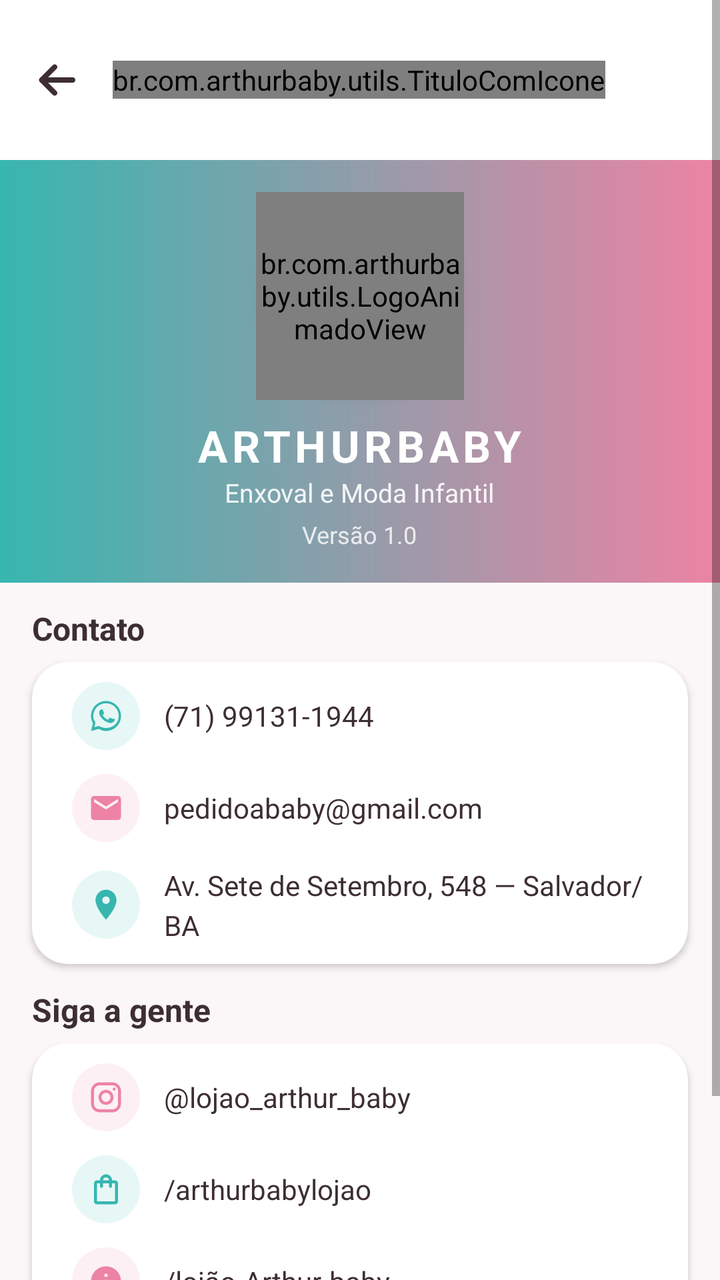
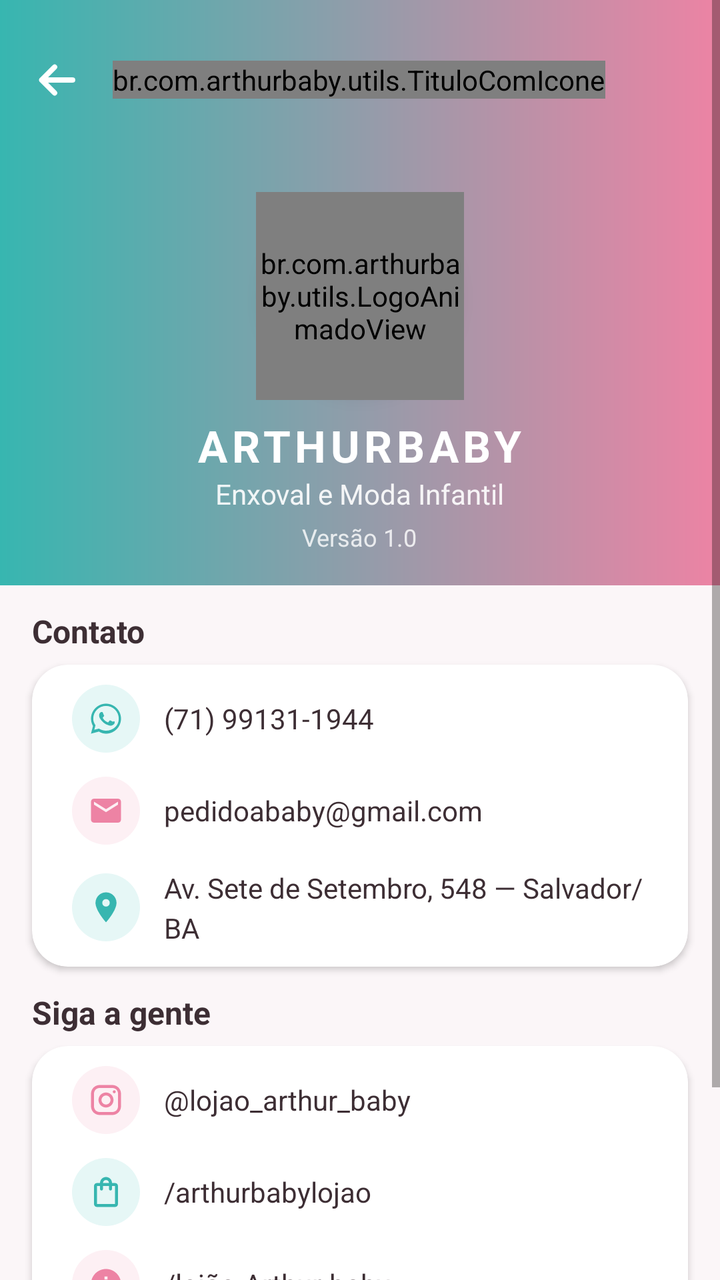

Two renders of the same Android screen: before a commit and after it. Below are the layout's source before the change and the commit's diff.
<!-- AndroidManifest.xml: application theme Theme.ArthurBaby -->
<!-- res/layout/fragment_sobre.xml -->
<?xml version="1.0" encoding="utf-8"?>
<ScrollView xmlns:android="http://schemas.android.com/apk/res/android"
    xmlns:app="http://schemas.android.com/apk/res-auto"
    android:layout_width="match_parent"
    android:layout_height="match_parent"
    android:background="@color/fundo_claro"
    android:fillViewport="true">

    <LinearLayout
        android:layout_width="match_parent"
        android:layout_height="wrap_content"
        android:orientation="vertical">

        
        <LinearLayout
            android:layout_width="match_parent"
            android:layout_height="wrap_content"
            android:orientation="horizontal"
            android:gravity="center_vertical"
            android:padding="16dp"
            android:background="@color/branco">

            <ImageButton
                android:id="@+id/btnVoltar"
                style="@style/BotaoVoltar"
                app:tint="@color/texto_primario" />

            <br.com.arthurbaby.utils.TituloComIcone
                android:layout_width="wrap_content"
                android:layout_height="wrap_content"
                android:text="Sobre"
                android:textSize="20sp"
                android:textStyle="bold"
                android:textColor="@color/texto_primario"
                app:iconeTitulo="@drawable/ic_info" />


            <Space

                android:layout_width="0dp"

                android:layout_height="1dp"

                android:layout_weight="1" />
        </LinearLayout>

        
        <LinearLayout
            android:layout_width="match_parent"
            android:layout_height="wrap_content"
            android:orientation="vertical"
            android:gravity="center"
            android:paddingVertical="16dp"
            android:background="@drawable/bg_gradiente_header">

            <FrameLayout
                android:layout_width="104dp"
                android:layout_height="104dp"
                android:background="@drawable/bg_circulo_branco_suave"
                android:elevation="4dp">

                <br.com.arthurbaby.utils.LogoAnimadoView
                    android:layout_width="104dp"
                    android:layout_height="104dp"
                    android:layout_gravity="center" />
            </FrameLayout>

            <TextView
                android:layout_width="wrap_content"
                android:layout_height="wrap_content"
                android:text="ARTHURBABY"
                android:textStyle="bold"
                android:textSize="22sp"
                android:textColor="@color/branco"
                android:letterSpacing="0.1"
                android:layout_marginTop="8dp" />

            <TextView
                android:layout_width="wrap_content"
                android:layout_height="wrap_content"
                android:text="Enxoval e Moda Infantil"
                android:textColor="@color/branco"
                android:textSize="13sp"
                android:alpha="0.9" />

            <TextView
                android:id="@+id/tvVersao"
                android:layout_width="wrap_content"
                android:layout_height="wrap_content"
                android:text="Versão 1.0"
                android:textColor="@color/branco"
                android:textSize="12sp"
                android:alpha="0.8"
                android:layout_marginTop="4dp" />
        </LinearLayout>

        
        <TextView
            android:layout_width="wrap_content"
            android:layout_height="wrap_content"
            android:text="Contato"
            android:textStyle="bold"
            android:textColor="@color/texto_primario"
            android:textSize="16sp"
            android:layout_marginHorizontal="16dp"
            android:layout_marginTop="12dp"
            android:layout_marginBottom="6dp" />

        <androidx.cardview.widget.CardView
            android:layout_width="match_parent"
            android:layout_height="wrap_content"
            android:layout_marginHorizontal="16dp"
            app:cardCornerRadius="18dp"
            app:cardElevation="2dp"
            app:cardBackgroundColor="@color/branco">

            <LinearLayout
                android:layout_width="match_parent"
                android:layout_height="wrap_content"
                android:orientation="vertical"
                android:paddingVertical="4dp"
                android:paddingHorizontal="8dp">

                <LinearLayout
                    android:id="@+id/tvWhatsapp"
                    android:layout_width="match_parent"
                    android:layout_height="wrap_content"
                    android:orientation="horizontal"
                    android:gravity="center_vertical"
                    android:paddingHorizontal="12dp"
                    android:paddingVertical="6dp"
                    android:clickable="true"
                    android:focusable="true">

                    <FrameLayout
                        android:layout_width="34dp"
                        android:layout_height="34dp"
                        android:background="@drawable/bg_circulo_verde_suave">

                        <ImageView
                            android:layout_width="18dp"
                            android:layout_height="18dp"
                            android:layout_gravity="center"
                            android:src="@drawable/ic_whatsapp"
                            app:tint="@color/verde_arthur"
                            android:contentDescription="WhatsApp" />
                    </FrameLayout>

                    <TextView
                        android:layout_width="wrap_content"
                        android:layout_height="wrap_content"
                        android:text="(71) 99131-1944"
                        android:textColor="@color/texto_primario"
                        android:textSize="14sp"
                        android:layout_marginStart="12dp" />
                </LinearLayout>

                <LinearLayout
                    android:id="@+id/tvEmail"
                    android:layout_width="match_parent"
                    android:layout_height="wrap_content"
                    android:orientation="horizontal"
                    android:gravity="center_vertical"
                    android:paddingHorizontal="12dp"
                    android:paddingVertical="6dp"
                    android:clickable="true"
                    android:focusable="true">

                    <FrameLayout
                        android:layout_width="34dp"
                        android:layout_height="34dp"
                        android:background="@drawable/bg_circulo_categoria_suave">

                        <ImageView
                            android:layout_width="18dp"
                            android:layout_height="18dp"
                            android:layout_gravity="center"
                            android:src="@drawable/ic_email"
                            app:tint="@color/rosa_arthur"
                            android:contentDescription="E-mail" />
                    </FrameLayout>

                    <TextView
                        android:layout_width="wrap_content"
                        android:layout_height="wrap_content"
                        android:text="pedidoababy@gmail.com"
                        android:textColor="@color/texto_primario"
                        android:textSize="14sp"
                        android:layout_marginStart="12dp" />
                </LinearLayout>

                <LinearLayout
                    android:id="@+id/tvEndereco"
                    android:layout_width="match_parent"
                    android:layout_height="wrap_content"
                    android:orientation="horizontal"
                    android:gravity="center_vertical"
                    android:paddingHorizontal="12dp"
                    android:paddingVertical="6dp"
                    android:clickable="true"
                    android:focusable="true">

                    <FrameLayout
                        android:layout_width="34dp"
                        android:layout_height="34dp"
                        android:background="@drawable/bg_circulo_verde_suave">

                        <ImageView
                            android:layout_width="18dp"
                            android:layout_height="18dp"
                            android:layout_gravity="center"
                            android:src="@drawable/ic_localizacao"
                            app:tint="@color/verde_arthur"
                            android:contentDescription="Endereço" />
                    </FrameLayout>

                    <TextView
                        android:layout_width="0dp"
                        android:layout_height="wrap_content"
                        android:layout_weight="1"
                        android:text="Av. Sete de Setembro, 548 — Salvador/BA"
                        android:textColor="@color/texto_primario"
                        android:textSize="14sp"
                        android:lineSpacingMultiplier="1.2"
                        android:layout_marginStart="12dp" />
                </LinearLayout>
            </LinearLayout>
        </androidx.cardview.widget.CardView>

        
        <TextView
            android:layout_width="wrap_content"
            android:layout_height="wrap_content"
            android:text="Siga a gente"
            android:textStyle="bold"
            android:textColor="@color/texto_primario"
            android:textSize="16sp"
            android:layout_marginHorizontal="16dp"
            android:layout_marginTop="12dp"
            android:layout_marginBottom="6dp" />

        <androidx.cardview.widget.CardView
            android:layout_width="match_parent"
            android:layout_height="wrap_content"
            android:layout_marginHorizontal="16dp"
            app:cardCornerRadius="18dp"
            app:cardElevation="2dp"
            app:cardBackgroundColor="@color/branco">

            <LinearLayout
                android:layout_width="match_parent"
                android:layout_height="wrap_content"
                android:orientation="vertical"
                android:paddingVertical="4dp"
                android:paddingHorizontal="8dp">

                <LinearLayout
                    android:id="@+id/tvInstagram"
                    android:layout_width="match_parent"
                    android:layout_height="wrap_content"
                    android:orientation="horizontal"
                    android:gravity="center_vertical"
                    android:paddingHorizontal="12dp"
                    android:paddingVertical="6dp"
                    android:clickable="true"
                    android:focusable="true">

                    <FrameLayout
                        android:layout_width="34dp"
                        android:layout_height="34dp"
                        android:background="@drawable/bg_circulo_categoria_suave">

                        <ImageView
                            android:layout_width="18dp"
                            android:layout_height="18dp"
                            android:layout_gravity="center"
                            android:src="@drawable/ic_instagram"
                            app:tint="@color/rosa_arthur"
                            android:contentDescription="Instagram" />
                    </FrameLayout>

                    <TextView
                        android:layout_width="wrap_content"
                        android:layout_height="wrap_content"
                        android:text="@lojao_arthur_baby"
                        android:textColor="@color/texto_primario"
                        android:textSize="14sp"
                        android:layout_marginStart="12dp" />
                </LinearLayout>

                <LinearLayout
                    android:id="@+id/tvShopee"
                    android:layout_width="match_parent"
                    android:layout_height="wrap_content"
                    android:orientation="horizontal"
                    android:gravity="center_vertical"
                    android:paddingHorizontal="12dp"
                    android:paddingVertical="6dp"
                    android:clickable="true"
                    android:focusable="true">

                    <FrameLayout
                        android:layout_width="34dp"
                        android:layout_height="34dp"
                        android:background="@drawable/bg_circulo_verde_suave">

                        <ImageView
                            android:layout_width="18dp"
                            android:layout_height="18dp"
                            android:layout_gravity="center"
                            android:src="@drawable/ic_shopee"
                            app:tint="@color/verde_arthur"
                            android:contentDescription="Shopee" />
                    </FrameLayout>

                    <TextView
                        android:layout_width="wrap_content"
                        android:layout_height="wrap_content"
                        android:text="/arthurbabylojao"
                        android:textColor="@color/texto_primario"
                        android:textSize="14sp"
                        android:layout_marginStart="12dp" />
                </LinearLayout>

                <LinearLayout
                    android:id="@+id/tvFacebook"
                    android:layout_width="match_parent"
                    android:layout_height="wrap_content"
                    android:orientation="horizontal"
                    android:gravity="center_vertical"
                    android:paddingHorizontal="12dp"
                    android:paddingVertical="6dp"
                    android:clickable="true"
                    android:focusable="true">

                    <FrameLayout
                        android:layout_width="34dp"
                        android:layout_height="34dp"
                        android:background="@drawable/bg_circulo_categoria_suave">

                        <ImageView
                            android:layout_width="18dp"
                            android:layout_height="18dp"
                            android:layout_gravity="center"
                            android:src="@drawable/ic_info"
                            app:tint="@color/rosa_arthur"
                            android:contentDescription="Facebook" />
                    </FrameLayout>

                    <TextView
                        android:layout_width="wrap_content"
                        android:layout_height="wrap_content"
                        android:text="/lojão-Arthur-baby"
                        android:textColor="@color/texto_primario"
                        android:textSize="14sp"
                        android:layout_marginStart="12dp" />
                </LinearLayout>
            </LinearLayout>
        </androidx.cardview.widget.CardView>

        
        <TextView
            android:layout_width="match_parent"
            android:layout_height="wrap_content"
            android:text="© 2025 ARTHURBABY\nTodos os direitos reservados\nCNPJ 35.671.222/0001-10"
            android:gravity="center"
            android:textColor="@color/cinza_texto"
            android:textSize="11sp"
            android:lineSpacingMultiplier="1.4"
            android:paddingHorizontal="24dp"
            android:paddingVertical="14dp" />
    </LinearLayout>
</ScrollView>
<!-- resources referenced by this layout -->
<resources>
  <color name="branco">#FFFFFF</color>
  <color name="cinza_texto">#A08B94</color>
  <color name="fundo_claro">#FBF6F8</color>
  <color name="rosa_arthur">#ED83A4</color>
  <color name="texto_primario">#3D2E34</color>
  <color name="verde_arthur">#37B6B0</color>
  <!-- drawable bg_circulo_branco_suave (drawable) -->
  <?xml version="1.0" encoding="utf-8"?>
  <shape xmlns:android="http://schemas.android.com/apk/res/android"
      android:shape="oval">
      <solid android:color="#44FFFFFF" />
  </shape>
  <!-- drawable bg_circulo_categoria_suave (drawable) -->
  <?xml version="1.0" encoding="utf-8"?>
  <shape xmlns:android="http://schemas.android.com/apk/res/android"
      android:shape="oval">
      <solid android:color="@color/rosa_suave" />
  </shape>
  <!-- drawable bg_circulo_verde_suave (drawable) -->
  <?xml version="1.0" encoding="utf-8"?>
  <shape xmlns:android="http://schemas.android.com/apk/res/android"
      android:shape="oval">
      <solid android:color="#E6F7F6" />
  </shape>
  <!-- drawable bg_gradiente_header (drawable) -->
  <?xml version="1.0" encoding="utf-8"?>
  <shape xmlns:android="http://schemas.android.com/apk/res/android"
      android:shape="rectangle">
      <gradient
          android:startColor="@color/verde_arthur"
          android:endColor="@color/rosa_arthur"
          android:angle="0"
          android:type="linear" />
  </shape>
  <!-- drawable ic_email (drawable) -->
  <vector xmlns:android="http://schemas.android.com/apk/res/android"
      android:width="24dp"
      android:height="24dp"
      android:viewportWidth="24"
      android:viewportHeight="24">
      <path
          android:fillColor="#FF000000"
          android:pathData="M20,4H4C2.9,4 2.01,4.9 2.01,6L2,18c0,1.1 0.9,2 2,2h16c1.1,0 2,-0.9 2,-2V6C22,4.9 21.1,4 20,4zM20,8l-8,5 -8,-5V6l8,5 8,-5V8z"/>
  </vector>
  <!-- drawable ic_info (drawable) -->
  <vector xmlns:android="http://schemas.android.com/apk/res/android"
      android:width="24dp"
      android:height="24dp"
      android:viewportWidth="24"
      android:viewportHeight="24">
      <path
          android:fillColor="#FF000000"
          android:pathData="M12,2C6.48,2 2,6.48 2,12s4.48,10 10,10 10,-4.48 10,-10S17.52,2 12,2zM13,17h-2v-6h2v6zM13,9h-2V7h2v2z"/>
  </vector>
  <color name="rosa_suave">#FDF0F4</color>
  <color name="verde_escuro">#2A8F8A</color>
  <color name="rosa_escuro">#D56586</color>
  <!-- unchanged entries left out for length: 7 -->
</resources>

<!-- the commit's change to res/layout/fragment_sobre.xml (unified diff, before → after) -->
@@ -18,21 +18,22 @@
             android:orientation="horizontal"
             android:gravity="center_vertical"
             android:padding="16dp"
-            android:background="@color/branco">
+            android:background="@drawable/bg_gradiente_header">
 
             <ImageButton
                 android:id="@+id/btnVoltar"
                 style="@style/BotaoVoltar"
-                app:tint="@color/texto_primario" />
+                app:tint="@color/branco" />
 
             <br.com.arthurbaby.utils.TituloComIcone
                 android:layout_width="wrap_content"
                 android:layout_height="wrap_content"
-                android:text="Sobre"
-                android:textSize="20sp"
+                android:text="@string/sobre"
+                android:textSize="@dimen/texto_subtitulo"
                 android:textStyle="bold"
-                android:textColor="@color/texto_primario"
-                app:iconeTitulo="@drawable/ic_info" />
+                android:textColor="@color/branco"
+                app:iconeTitulo="@drawable/ic_info"
+            app:iconeClaro="true" />
 
 
             <Space
@@ -68,9 +69,9 @@
             <TextView
                 android:layout_width="wrap_content"
                 android:layout_height="wrap_content"
-                android:text="ARTHURBABY"
+                android:text="@string/arthurbaby_2"
                 android:textStyle="bold"
-                android:textSize="22sp"
+                android:textSize="@dimen/texto_titulo"
                 android:textColor="@color/branco"
                 android:letterSpacing="0.1"
                 android:layout_marginTop="8dp" />
@@ -78,18 +79,18 @@
             <TextView
                 android:layout_width="wrap_content"
                 android:layout_height="wrap_content"
-                android:text="Enxoval e Moda Infantil"
+                android:text="@string/enxoval_e_moda_infantil"
                 android:textColor="@color/branco"
-                android:textSize="13sp"
+                android:textSize="@dimen/texto_corpo"
                 android:alpha="0.9" />
 
             <TextView
                 android:id="@+id/tvVersao"
                 android:layout_width="wrap_content"
                 android:layout_height="wrap_content"
-                android:text="Versão 1.0"
+                android:text="@string/versao_1_0"
                 android:textColor="@color/branco"
-                android:textSize="12sp"
+                android:textSize="@dimen/texto_pequeno"
                 android:alpha="0.8"
                 android:layout_marginTop="4dp" />
         </LinearLayout>
@@ -98,10 +99,10 @@
         <TextView
             android:layout_width="wrap_content"
             android:layout_height="wrap_content"
-            android:text="Contato"
+            android:text="@string/contato"
             android:textStyle="bold"
             android:textColor="@color/texto_primario"
-            android:textSize="16sp"
+            android:textSize="@dimen/texto_destaque"
             android:layout_marginHorizontal="16dp"
             android:layout_marginTop="12dp"
             android:layout_marginBottom="6dp" />
@@ -143,15 +144,15 @@
                             android:layout_gravity="center"
                             android:src="@drawable/ic_whatsapp"
                             app:tint="@color/verde_arthur"
-                            android:contentDescription="WhatsApp" />
-                    </FrameLayout>
-
-                    <TextView
-                        android:layout_width="wrap_content"
-                        android:layout_height="wrap_content"
-                        android:text="(71) 99131-1944"
-                        android:textColor="@color/texto_primario"
-                        android:textSize="14sp"
+                            android:contentDescription="@string/whatsapp" />
+                    </FrameLayout>
+
+                    <TextView
+                        android:layout_width="wrap_content"
+                        android:layout_height="wrap_content"
+                        android:text="@string/n_71_99131_1944"
+                        android:textColor="@color/texto_primario"
+                        android:textSize="@dimen/texto_corpo"
                         android:layout_marginStart="12dp" />
                 </LinearLayout>
 
@@ -177,15 +178,15 @@
                             android:layout_gravity="center"
                             android:src="@drawable/ic_email"
                             app:tint="@color/rosa_arthur"
-                            android:contentDescription="E-mail" />
-                    </FrameLayout>
-
-                    <TextView
-                        android:layout_width="wrap_content"
-                        android:layout_height="wrap_content"
-                        android:text="pedidoababy@gmail.com"
-                        android:textColor="@color/texto_primario"
-                        android:textSize="14sp"
+                            android:contentDescription="@string/e_mail" />
+                    </FrameLayout>
+
+                    <TextView
+                        android:layout_width="wrap_content"
+                        android:layout_height="wrap_content"
+                        android:text="@string/pedidoababy_gmail_com"
+                        android:textColor="@color/texto_primario"
+                        android:textSize="@dimen/texto_corpo"
                         android:layout_marginStart="12dp" />
                 </LinearLayout>
 
@@ -211,16 +212,16 @@
                             android:layout_gravity="center"
                             android:src="@drawable/ic_localizacao"
                             app:tint="@color/verde_arthur"
-                            android:contentDescription="Endereço" />
+                            android:contentDescription="@string/endereco" />
                     </FrameLayout>
 
                     <TextView
                         android:layout_width="0dp"
                         android:layout_height="wrap_content"
                         android:layout_weight="1"
-                        android:text="Av. Sete de Setembro, 548 — Salvador/BA"
-                        android:textColor="@color/texto_primario"
-                        android:textSize="14sp"
+                        android:text="@string/av_sete_de_setembro_548_salvador_ba"
+                        android:textColor="@color/texto_primario"
+                        android:textSize="@dimen/texto_corpo"
                         android:lineSpacingMultiplier="1.2"
                         android:layout_marginStart="12dp" />
                 </LinearLayout>
@@ -231,10 +232,10 @@
         <TextView
             android:layout_width="wrap_content"
             android:layout_height="wrap_content"
-            android:text="Siga a gente"
+            android:text="@string/siga_a_gente"
             android:textStyle="bold"
             android:textColor="@color/texto_primario"
-            android:textSize="16sp"
+            android:textSize="@dimen/texto_destaque"
             android:layout_marginHorizontal="16dp"
             android:layout_marginTop="12dp"
             android:layout_marginBottom="6dp" />
@@ -276,7 +277,7 @@
                             android:layout_gravity="center"
                             android:src="@drawable/ic_instagram"
                             app:tint="@color/rosa_arthur"
-                            android:contentDescription="Instagram" />
+                            android:contentDescription="@string/instagram" />
                     </FrameLayout>
 
                     <TextView
@@ -284,7 +285,7 @@
                         android:layout_height="wrap_content"
                         android:text="@lojao_arthur_baby"
                         android:textColor="@color/texto_primario"
-                        android:textSize="14sp"
+                        android:textSize="@dimen/texto_corpo"
                         android:layout_marginStart="12dp" />
                 </LinearLayout>
 
@@ -310,15 +311,15 @@
                             android:layout_gravity="center"
                             android:src="@drawable/ic_shopee"
                             app:tint="@color/verde_arthur"
-                            android:contentDescription="Shopee" />
-                    </FrameLayout>
-
-                    <TextView
-                        android:layout_width="wrap_content"
-                        android:layout_height="wrap_content"
-                        android:text="/arthurbabylojao"
-                        android:textColor="@color/texto_primario"
-                        android:textSize="14sp"
+                            android:contentDescription="@string/shopee" />
+                    </FrameLayout>
+
+                    <TextView
+                        android:layout_width="wrap_content"
+                        android:layout_height="wrap_content"
+                        android:text="@string/arthurbabylojao"
+                        android:textColor="@color/texto_primario"
+                        android:textSize="@dimen/texto_corpo"
                         android:layout_marginStart="12dp" />
                 </LinearLayout>
 
@@ -344,15 +345,15 @@
                             android:layout_gravity="center"
                             android:src="@drawable/ic_info"
                             app:tint="@color/rosa_arthur"
-                            android:contentDescription="Facebook" />
-                    </FrameLayout>
-
-                    <TextView
-                        android:layout_width="wrap_content"
-                        android:layout_height="wrap_content"
-                        android:text="/lojão-Arthur-baby"
-                        android:textColor="@color/texto_primario"
-                        android:textSize="14sp"
+                            android:contentDescription="@string/facebook" />
+                    </FrameLayout>
+
+                    <TextView
+                        android:layout_width="wrap_content"
+                        android:layout_height="wrap_content"
+                        android:text="@string/lojao_arthur_baby"
+                        android:textColor="@color/texto_primario"
+                        android:textSize="@dimen/texto_corpo"
                         android:layout_marginStart="12dp" />
                 </LinearLayout>
             </LinearLayout>
@@ -360,12 +361,13 @@
 
         
         <TextView
-            android:layout_width="match_parent"
-            android:layout_height="wrap_content"
-            android:text="© 2025 ARTHURBABY\nTodos os direitos reservados\nCNPJ 35.671.222/0001-10"
+            android:id="@+id/tvRodape"
+            android:layout_width="match_parent"
+            android:layout_height="wrap_content"
+            android:text="@string/rodape_sobre"
             android:gravity="center"
             android:textColor="@color/cinza_texto"
-            android:textSize="11sp"
+            android:textSize="@dimen/texto_pequeno"
             android:lineSpacingMultiplier="1.4"
             android:paddingHorizontal="24dp"
             android:paddingVertical="14dp" />
<!-- resource entries referenced after the edit -->
@@ -6,6 +6,11 @@
   <color name="rosa_arthur">#ED83A4</color>
   <color name="texto_primario">#3D2E34</color>
   <color name="verde_arthur">#37B6B0</color>
+  <dimen name="texto_corpo">14sp</dimen>
+  <dimen name="texto_destaque">16sp</dimen>
+  <dimen name="texto_pequeno">12sp</dimen>
+  <dimen name="texto_subtitulo">18sp</dimen>
+  <dimen name="texto_titulo">22sp</dimen>
   <!-- drawable bg_circulo_branco_suave (drawable) -->
   <?xml version="1.0" encoding="utf-8"?>
   <shape xmlns:android="http://schemas.android.com/apk/res/android"
@@ -54,6 +59,24 @@
           android:fillColor="#FF000000"
           android:pathData="M12,2C6.48,2 2,6.48 2,12s4.48,10 10,10 10,-4.48 10,-10S17.52,2 12,2zM13,17h-2v-6h2v6zM13,9h-2V7h2v2z"/>
   </vector>
+  <string name="arthurbaby_2">ARTHURBABY</string>
+  <string name="arthurbabylojao">/arthurbabylojao</string>
+  <string name="av_sete_de_setembro_548_salvador_ba">Av. Sete de Setembro, 548 — Salvador/BA</string>
+  <string name="contato">Contato</string>
+  <string name="e_mail">E-mail</string>
+  <string name="endereco">Endereço</string>
+  <string name="enxoval_e_moda_infantil">Enxoval e Moda Infantil</string>
+  <string name="facebook">Facebook</string>
+  <string name="instagram">Instagram</string>
+  <string name="lojao_arthur_baby">/lojão-Arthur-baby</string>
+  <string name="n_71_99131_1944">(71) 99131-1944</string>
+  <string name="pedidoababy_gmail_com">pedidoababy@gmail.com</string>
+  <string name="rodape_sobre">© ARTHURBABY\nTodos os direitos reservados\nCNPJ 35.671.222/0001-10</string>
+  <string name="shopee">Shopee</string>
+  <string name="siga_a_gente">Siga a gente</string>
+  <string name="sobre">Sobre</string>
+  <string name="versao_1_0">Versão 1.0</string>
+  <string name="whatsapp">WhatsApp</string>
   <color name="rosa_suave">#FDF0F4</color>
   <color name="verde_escuro">#2A8F8A</color>
   <color name="rosa_escuro">#D56586</color>
